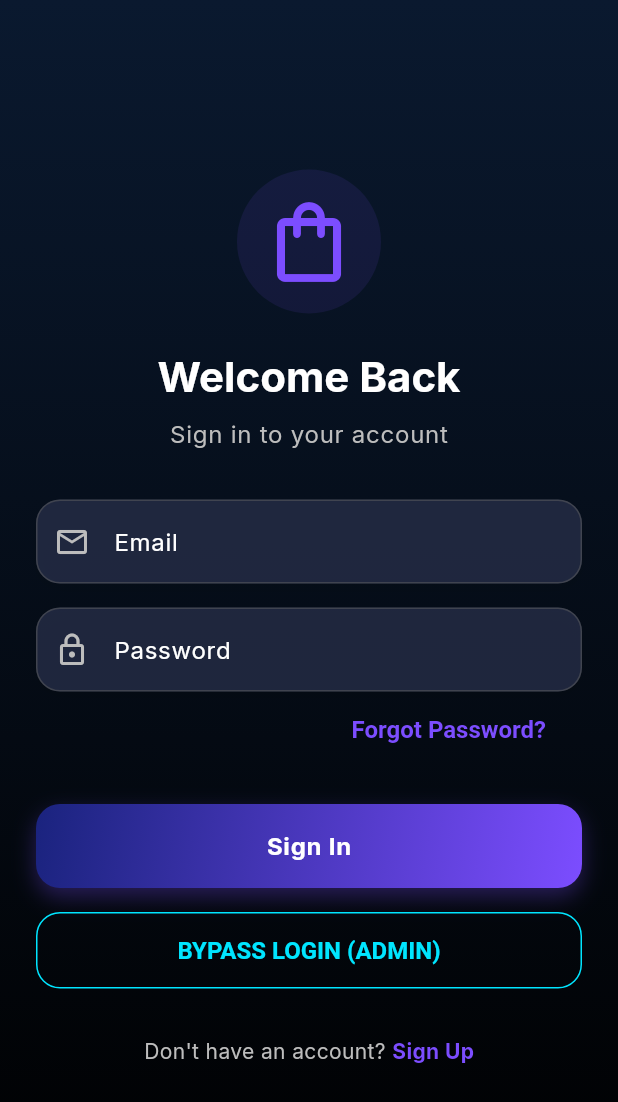
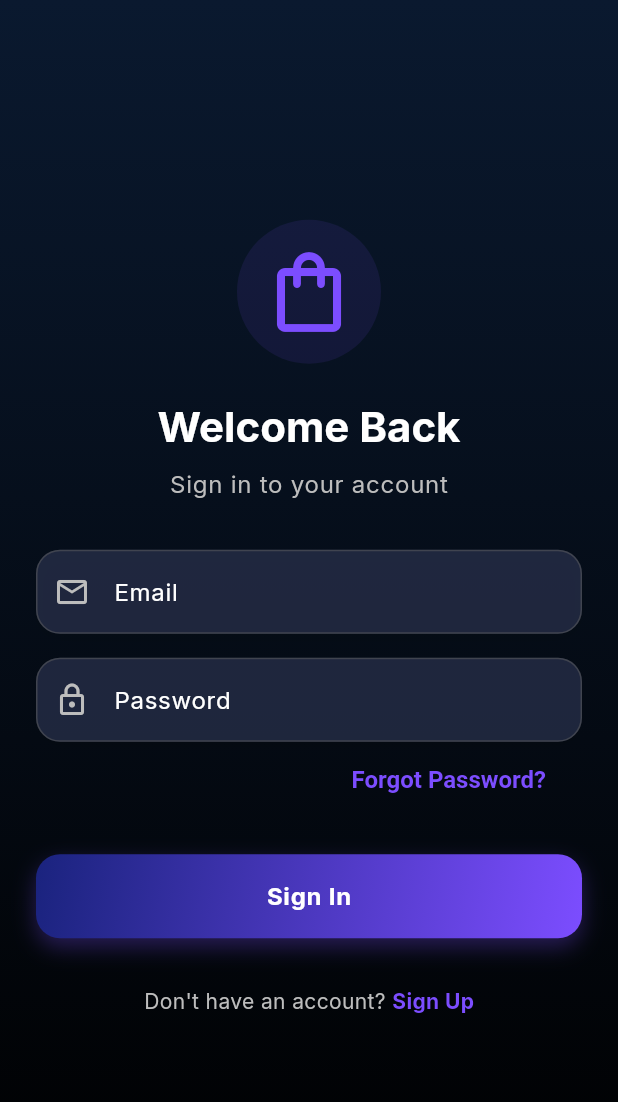
Before and after one commit to Muhsin-Gun/ecormmerce, a Flutter app: the screen it shows after launch, on a phone screen of 412 x 824 dp. Shown: the top 1102 px of the screen. Run offline on Flutter 3.47's test engine with Material 3 defaults, Android fonts, the light colour scheme and no system bars; our stand-ins replace cached_network_image, carousel_slider, cloud_firestore, equatable, firebase_auth, firebase_core and 9 more; accounts and stored records are empty.

Commit message:
working on admin login

```diff
--- a/lib/auth/screens/login_screen.dart
+++ b/lib/auth/screens/login_screen.dart
@@ -199,33 +199,6 @@ class _LoginScreenState extends State<LoginScreen> with SingleTickerProviderStat
                                       onPressed: _login,
                                       isLoading: auth.isLoading,
                                     ),
-                                    const SizedBox(height: 16),
-
-                                    // BYPASS: Quick Admin Access
-                                    OutlinedButton(
-                                      onPressed: () async {
-                                        const email = 'admin@promarket.com';
-                                        const password = 'Password123!';
-
-                                        // Auto-register if not exists
-                                        await auth.register(
-                                          email: email,
-                                          password: password,
-                                          name: 'System Admin',
-                                          phone: '0700000000',
-                                          role: AppConstants.roleAdmin,
-                                        );
-
-                                        // Then login
-                                        await auth.login(email: email, password: password);
-                                      },
-                                      style: OutlinedButton.styleFrom(
-                                        foregroundColor: AppColors.neonBlue,
-                                        side: const BorderSide(color: AppColors.neonBlue),
-                                        minimumSize: const Size(double.infinity, 50),
-                                      ),
-                                      child: const Text('BYPASS LOGIN (ADMIN)'),
-                                    ),
                                   ],
                                 );
                               },
--- a/lib/auth/widgets/auth_wrapper.dart
+++ b/lib/auth/widgets/auth_wrapper.dart
@@ -7,6 +7,7 @@ import '../providers/auth_provider.dart';
 import '../screens/email_verification_screen.dart';
 import '../screens/login_screen.dart';
 import '../../core/theme/app_colors.dart';
+import '../../core/constants/constants.dart';
 
 /// Authentication Wrapper
 /// Routes the user to the correct screen based on auth state and role status
@@ -57,7 +58,8 @@ class AuthWrapper extends StatelessWidget {
         }
 
         // 4. Check role status (Pending - for Employees/Admins)
-        if (user.isPending) {
+        // BYPASS: Super admin is never blocked by pending status
+        if (user.isPending && !AppConstants.isSuperAdmin(user.email)) {
           return _StatusScreen(
             icon: Icons.hourglass_empty,
             color: AppColors.warning,
@@ -68,8 +70,8 @@ class AuthWrapper extends StatelessWidget {
         }
 
         // 5. Check email verification (For Clients mainly, but good for all)
-        // Note: You might want to force verification only for clients if you auto-verify others
-        if (!auth.isEmailVerified) {
+        // BYPASS: Super admin doesn't need email verification
+        if (!auth.isEmailVerified && !AppConstants.isSuperAdmin(user.email)) {
           return const EmailVerificationScreen();
         }
 
--- a/lib/core/constants/constants.dart
+++ b/lib/core/constants/constants.dart
@@ -38,6 +38,19 @@ class AppConstants {
   static const String roleClient = 'client';
   static const String roleEmployee = 'employee';
   static const String roleAdmin = 'admin';
+
+  // ==================== SUPER ADMIN (HARDCODED) ====================
+
+  /// Super admin email - this account bypasses all approval requirements
+  static const String superAdminEmail = 'muhsin57891@gmail.com';
+  /// Super admin password - hardcoded for development
+  static const String superAdminPassword = 'Wrongshooter@1';
+
+  /// Check if an email is the super admin
+  static bool isSuperAdmin(String? email) {
+    if (email == null) return false;
+    return email.toLowerCase() == superAdminEmail.toLowerCase();
+  }
 
   // ==================== ROLE STATUS ====================
 
```
Also changed, not shown: lib/auth/providers/auth_provider.dart (+72 -2 lines).
